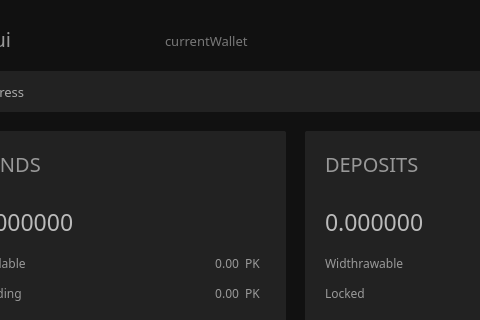
Pennykoin/PKGui, file src/gui/ui/overviewframe.ui: the form before one commit; both pictures show x 265 to 745 and y 0 to 320 of the 1270 by 700 pixel window.
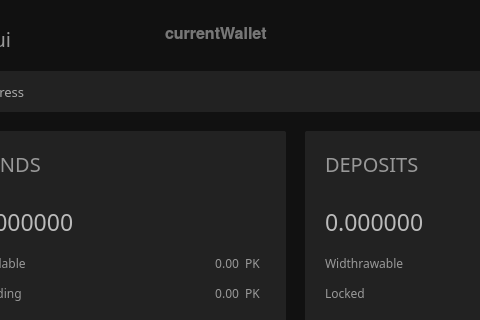
The form after the commit. Icons and pictures are not drawn.

```diff
--- a/src/gui/ui/overviewframe.ui
+++ b/src/gui/ui/overviewframe.ui
@@ -1797,17 +1797,17 @@
       <property name="geometry">
        <rect>
         <x>430</x>
-        <y>30</y>
+        <y>20</y>
         <width>151</width>
-        <height>21</height>
+        <height>31</height>
        </rect>
       </property>
       <property name="font">
        <font>
-        <family>Poppins</family>
-        <pointsize>10</pointsize>
-        <weight>50</weight>
-        <bold>false</bold>
+        <family>Nimbus Sans L</family>
+        <pointsize>12</pointsize>
+        <weight>75</weight>
+        <bold>true</bold>
        </font>
       </property>
       <property name="styleSheet">
```
